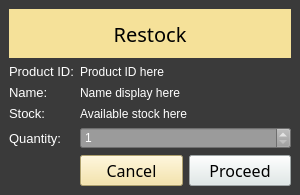
Old version of the form restock.ui in the repository Aenan05/MAXPC.
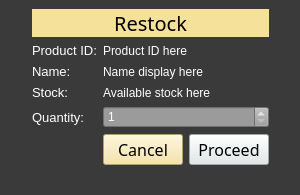
New version of the form.

What changed in the file:
```diff
--- a/restock.ui
+++ b/restock.ui
@@ -33,7 +33,21 @@
     </size>
    </property>
    <layout class="QGridLayout" name="gridLayout_2">
+    <item row="0" column="2">
+     <widget class="QLabel" name="label_7">
+      <property name="text">
+       <string/>
+      </property>
+     </widget>
+    </item>
     <item row="0" column="0">
+     <widget class="QLabel" name="label_5">
+      <property name="text">
+       <string/>
+      </property>
+     </widget>
+    </item>
+    <item row="0" column="1">
      <layout class="QGridLayout" name="gridLayout">
       <item row="1" column="0">
        <layout class="QFormLayout" name="formLayout">
@@ -214,6 +228,13 @@
       </item>
      </layout>
     </item>
+    <item row="1" column="1">
+     <widget class="QLabel" name="label_8">
+      <property name="text">
+       <string/>
+      </property>
+     </widget>
+    </item>
    </layout>
   </widget>
  </widget>
```
